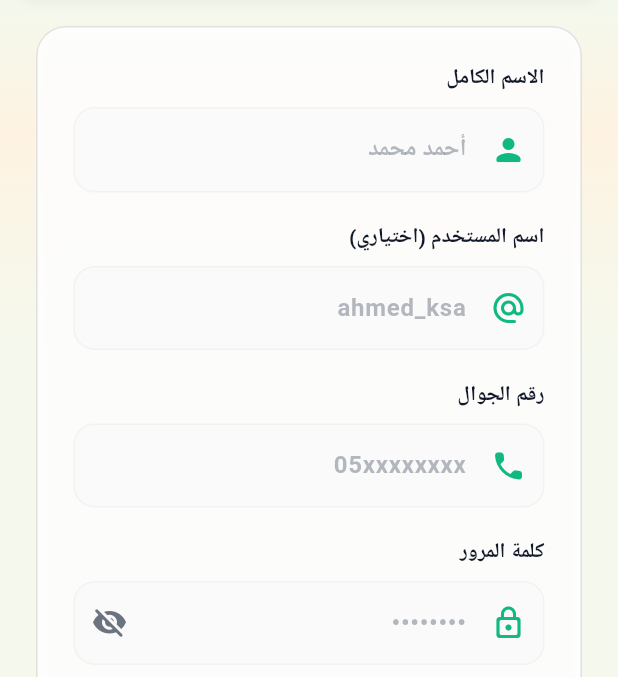
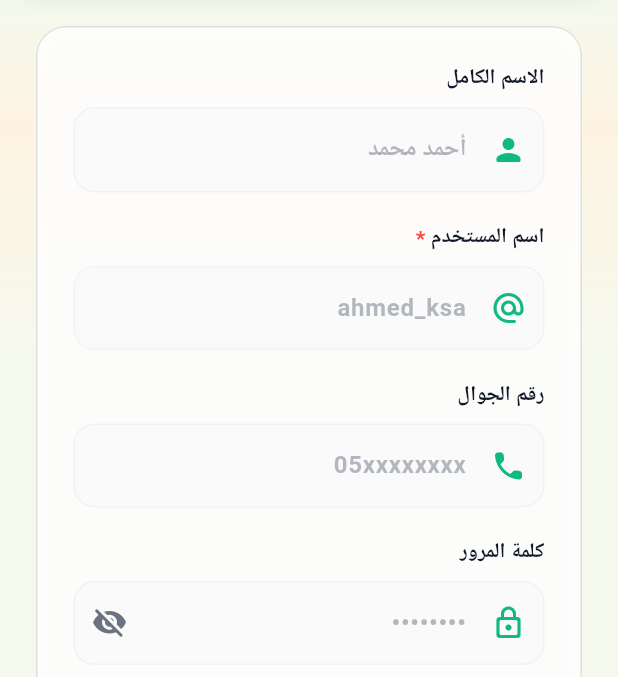
Before and after one commit to kkkrraamm/aldlma, a Flutter app: the SignupPage screen opened directly, scrolled down 229 dp, after a tap on "إنشاء الحساب", on a phone screen of 412 x 824 dp, the part 97-774 px from its top. Run offline on Flutter 3.47's test engine with Material 3 defaults, Android fonts, the phone set to English and light mode, and no system bars; our stand-ins replace cached_network_image, device_info_plus, firebase_core, firebase_messaging, flutter_local_notifications, geolocator and 5 more; accounts and stored records are empty; network calls fail; Roboto replaces fonts that are missing (Cairo).

Commit message:
feat: Make username required field with validation and visual indicator (*)

```diff
--- a/lib/auth.dart
+++ b/lib/auth.dart
@@ -285,7 +285,7 @@ class AuthState extends ChangeNotifier {
     required DateTime dob,
     required String phone,
     required String password,
-    String? username,
+    required String username, // إلزامي
   }) async {
     print('\n📝━━━━━━━━━━━━━━━━━━━━━━━━━━━━━━━━━━━━━━━━━');
     print('📝 [SIGNUP] بدء عملية إنشاء حساب جديد');
@@ -311,13 +311,11 @@ class AuthState extends ChangeNotifier {
         'phone': phone.trim(),
         'password': password.trim(),
         'dob': dob.toIso8601String(),
+        'username': username.trim().toLowerCase(), // إلزامي
         'deviceInfo': deviceInfo, // إرسال معلومات الجهاز
       };
 
-      if (username != null && username.isNotEmpty) {
-        body['username'] = username.trim().toLowerCase();
-        print('🆔 [USERNAME] $username');
-      }
+      print('🆔 [USERNAME] $username');
 
       final response = await http.post(
         Uri.parse('$_baseUrl/user'),
--- a/lib/signup_page.dart
+++ b/lib/signup_page.dart
@@ -191,8 +191,16 @@ class _SignupPageState extends State<SignupPage> with TickerProviderStateMixin {
       return;
     }
 
-    // التحقق من Username (اختياري)
-    if (_username.text.isNotEmpty) {
+    // التحقق من Username (إلزامي)
+    if (_username.text.isEmpty) {
+      NotificationsService.instance.toast(
+        'يرجى إدخال اسم المستخدم',
+        icon: Icons.warning,
+        color: Colors.orange,
+      );
+      return;
+    }
+
     if (_username.text.length < 3) {
       NotificationsService.instance.toast(
         'اسم المستخدم يجب أن يكون 3 أحرف على الأقل',
@@ -210,7 +218,6 @@ class _SignupPageState extends State<SignupPage> with TickerProviderStateMixin {
       );
       return;
     }
-    }
 
     setState(() => _loading = true);
 
@@ -219,7 +226,7 @@ class _SignupPageState extends State<SignupPage> with TickerProviderStateMixin {
       dob: _dob!,
       phone: _phone.text,
       password: _password.text,
-      username: _username.text.isNotEmpty ? _username.text : null,
+      username: _username.text, // إلزامي
     );
 
     if (mounted) {
@@ -388,13 +395,25 @@ class _SignupPageState extends State<SignupPage> with TickerProviderStateMixin {
                               const SizedBox(height: 20),
 
                               // اسم المستخدم (Username)
+                              Row(
+                                children: [
                                   Text(
-                                'اسم المستخدم (اختياري)',
+                                    'اسم المستخدم',
                                     style: GoogleFonts.cairo(
                                       fontWeight: FontWeight.w700,
                                       color: theme.textPrimaryColor,
                                       fontSize: 14,
                                     ),
+                                  ),
+                                  Text(
+                                    ' *',
+                                    style: GoogleFonts.cairo(
+                                      fontWeight: FontWeight.w700,
+                                      color: Colors.red,
+                                      fontSize: 14,
+                                    ),
+                                  ),
+                                ],
                               ),
                               const SizedBox(height: 8),
                               _DalmaTextField(
```
Lines whose indentation alone changed are shown as unchanged.
